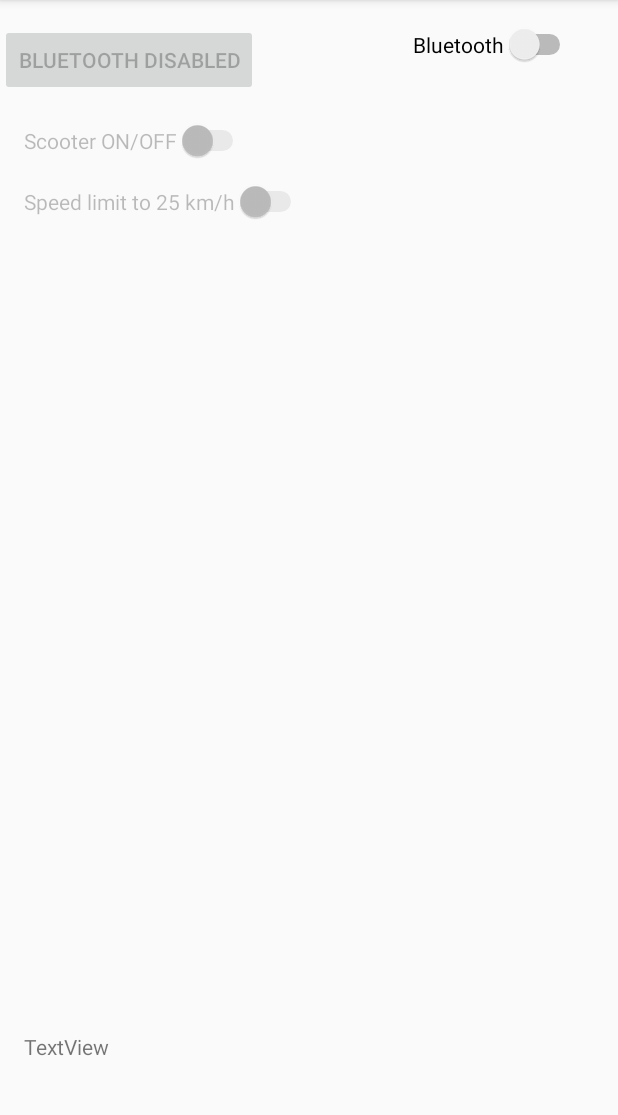
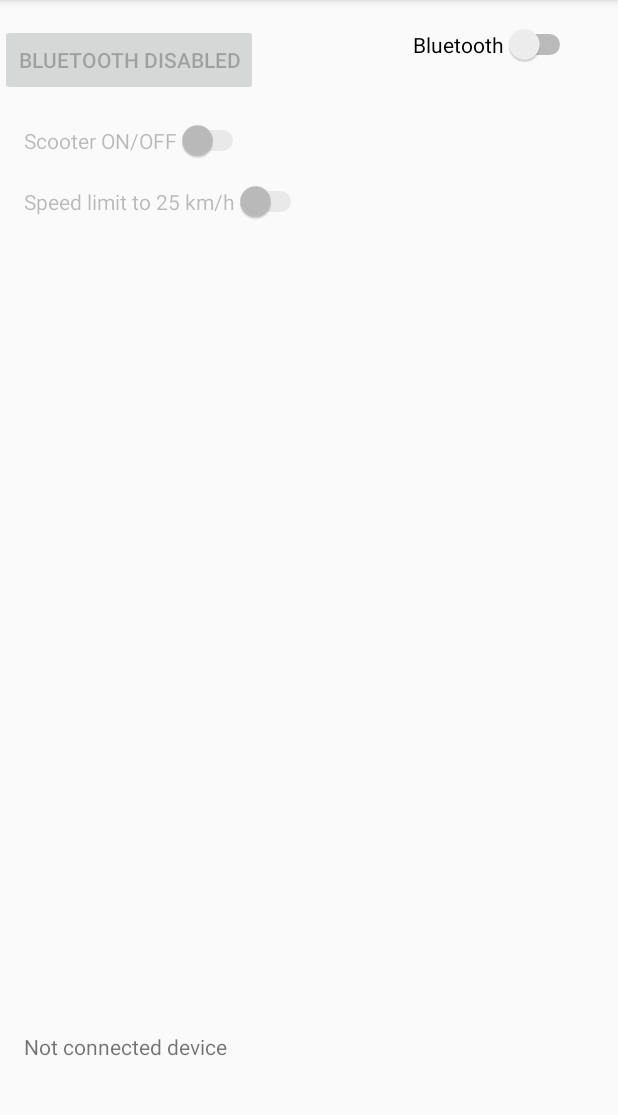
Before and after one commit to slaher/electric_scooter_app, an Android app: the screen it shows after launch (MainActivity), on a phone screen of 412 x 824 dp, the part 84-1199 px from its top. Run offline under Robolectric (Android 15) with nearby library versions, the phone set to English and light mode, and no system bars.

Commit message:
delete controls

```diff
--- a/ElectricScooterApp/app/src/main/java/com/example/electricscooterapp/Controls.java
+++ /dev/null
@@ -1,15 +0,0 @@
-package com.example.electricscooterapp;
-
-import android.view.View;
-import android.widget.TextView;
-import androidx.appcompat.app.AppCompatActivity;
-
-import java.text.BreakIterator;
-
-class Controls extends AppCompatActivity {
-    TextView textInformation;
-    Controls() {
-        textInformation = findViewById(R.id.textInformations);
-    }
-
-}
--- a/ElectricScooterApp/app/src/main/java/com/example/electricscooterapp/MainActivity.java
+++ b/ElectricScooterApp/app/src/main/java/com/example/electricscooterapp/MainActivity.java
@@ -24,6 +24,7 @@ public class MainActivity extends AppCompatActivity  {
     private BluetoothSocket socket;
     private BluetoothDevice mDevice;
 
+    private TextView textInformation;
     private OutputStream outputStream;
     private InputStream inputStream;
     private ListView listDevices;
@@ -37,7 +38,6 @@ public class MainActivity extends AppCompatActivity  {
     private BluetoothAdapter mBluetoothAdapter;
     private Enablers enablers = new Enablers();
     private BluetoothChangeStateEvent mBluetoothChangeStateEvent = new BluetoothChangeStateEvent();
-    private Controls mControls = new Controls();
     private ArrayAdapter adapter;
 
     //    scooter virtual key
@@ -70,6 +70,7 @@ public class MainActivity extends AppCompatActivity  {
         setSupportActionBar(toolbar);
 
         // controls
+        textInformation = findViewById(R.id.textInformations);
         listDevices = findViewById(R.id.lista);
         discoverDevicesBtn = findViewById(R.id.button);
         switchScooterOnOff = findViewById(R.id.switch_scooter_on_off);
@@ -79,7 +80,7 @@ public class MainActivity extends AppCompatActivity  {
         mBluetoothAdapter = BluetoothAdapter.getDefaultAdapter();
 
         Bluetooth_enable_disable_action(enablers.isBluetoothEnabled(mBluetoothAdapter));
-        mControls.textInformation.setText("Not connected device");
+        textInformation.setText("Not connected device");
 
         BroadcastReceiver mReceiverBluetoothAdapter = new BroadcastReceiver() {
             @Override
@@ -209,7 +210,7 @@ public class MainActivity extends AppCompatActivity  {
     public void ListOfDevices(View view){
         SocketAndStreamClose();
 
-        mControls.textInformation.setText("Not connected device");
+        textInformation.setText("Not connected device");
         switchScooterOnOff.setEnabled(false);
         switchSpeedLimitOnOff.setEnabled(false);
         ClearAdapterList();
@@ -320,7 +321,7 @@ public class MainActivity extends AppCompatActivity  {
         if (adapter != null)
         {
             adapter.clear();
-            mControls.textInformation.setText(text);
+            textInformation.setText(text);
         }
     }
 
@@ -364,7 +365,7 @@ public class MainActivity extends AppCompatActivity  {
             ParcelUuid[] uuids = mDevice.getUuids();
             socket = mDevice.createRfcommSocketToServiceRecord(uuids[0].getUuid());
             socket.connect();
-            mControls.textInformation.setText("Connected to: " + mac);
+            textInformation.setText("Connected to: " + mac);
 
             outputStream = socket.getOutputStream();
             inputStream = socket.getInputStream();
```
